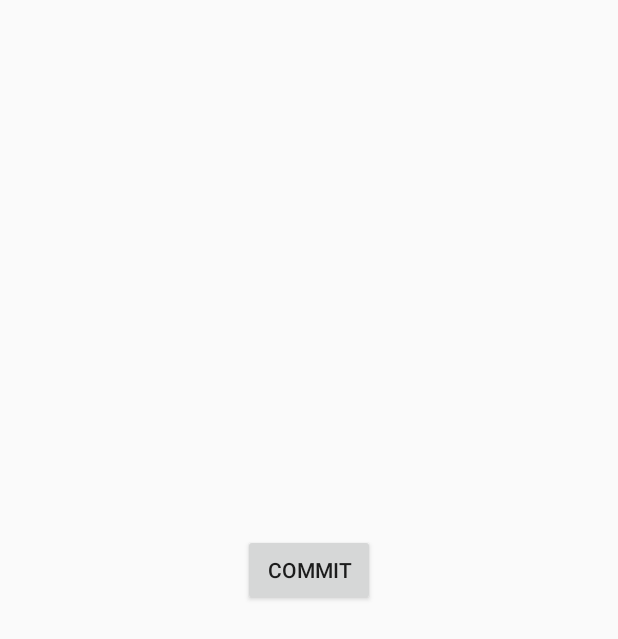
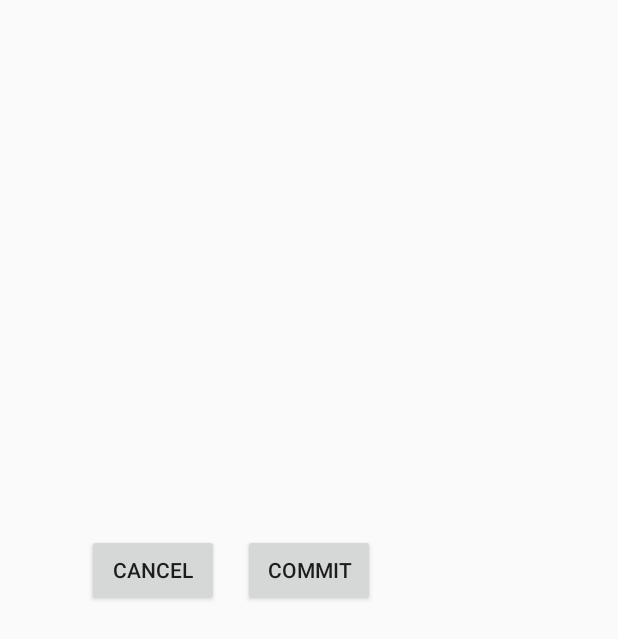
Before and after one commit to GustafTysk/CoronaKanditaten2020, an Android app: the layout report_location_map.xml on its own in the app's theme, with its tools: preview values and no code run, on a phone screen of 412 x 824 dp. Shown: the top 639 px of the screen. Run offline under Robolectric (Android 15) with nearby library versions, the phone set to English and light mode, and no system bars.

Commit message:
Lagt till olika funktioner för tillbaka-knappen och en CANCEL knapp på kartan vid report location

```diff
--- a/app/src/main/res/layout/report_location_map.xml
+++ b/app/src/main/res/layout/report_location_map.xml
@@ -27,6 +27,16 @@
         app:layout_constraintBottom_toBottomOf="@+id/mapViewReport"
         app:layout_constraintEnd_toEndOf="@+id/mapViewReport"
         app:layout_constraintStart_toStartOf="@+id/mapViewReport"
-        android:onClick="dismissPopupForLocation1"/>
+        android:onClick="dismissPopupForLocation"/>
+
+    <Button
+        android:id="@+id/btnCancelMap"
+        android:layout_width="wrap_content"
+        android:layout_height="wrap_content"
+        android:layout_marginEnd="16dp"
+        android:text="Cancel"
+        app:layout_constraintBaseline_toBaselineOf="@+id/btnLocation1Commit"
+        app:layout_constraintEnd_toStartOf="@+id/btnLocation1Commit"
+        android:onClick="cancelPopupForLocation"/>
 
 </androidx.constraintlayout.widget.ConstraintLayout>
```
Also changed, not shown: app/src/main/java/com/example/coronakanditaten2020/MainActivity.java (+26 -17 lines), app/src/main/java/com/example/coronakanditaten2020/ReportLocationFragment.java (+7 -0 lines).
